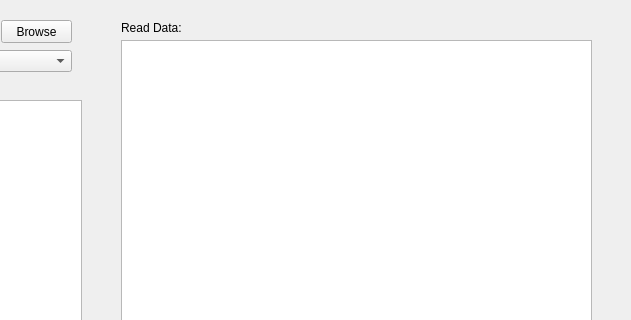
The window that src/BaseGUIs/GUI_PROGRAMMER.ui (Donn13Darko/uC_Interfacer) describes before a commit, drawn with Qt 5; both pictures show x 419 to 1050 and y 0 to 320 of the 1050 by 450 pixel window.
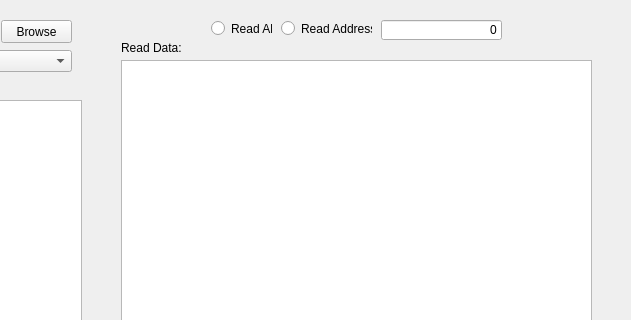
The same window after the commit.

Diff of the .ui file:
```diff
--- a/src/BaseGUIs/GUI_PROGRAMMER.ui
+++ b/src/BaseGUIs/GUI_PROGRAMMER.ui
@@ -66,9 +66,9 @@
    <property name="geometry">
     <rect>
      <x>540</x>
-     <y>40</y>
+     <y>60</y>
      <width>471</width>
-     <height>311</height>
+     <height>291</height>
     </rect>
    </property>
    <property name="readOnly">
@@ -105,7 +105,7 @@
    <property name="geometry">
     <rect>
      <x>540</x>
-     <y>20</y>
+     <y>40</y>
      <width>61</width>
      <height>16</height>
     </rect>
@@ -202,6 +202,54 @@
     </rect>
    </property>
   </widget>
+  <widget class="QRadioButton" name="ReadAll_Radio">
+   <property name="geometry">
+    <rect>
+     <x>630</x>
+     <y>20</y>
+     <width>61</width>
+     <height>17</height>
+    </rect>
+   </property>
+   <property name="text">
+    <string>Read All</string>
+   </property>
+   <attribute name="buttonGroup">
+    <string notr="true">readSelect</string>
+   </attribute>
+  </widget>
+  <widget class="QRadioButton" name="ReadAddr_Radio">
+   <property name="geometry">
+    <rect>
+     <x>700</x>
+     <y>20</y>
+     <width>91</width>
+     <height>17</height>
+    </rect>
+   </property>
+   <property name="text">
+    <string>Read Address</string>
+   </property>
+   <attribute name="buttonGroup">
+    <string notr="true">readSelect</string>
+   </attribute>
+  </widget>
+  <widget class="QLineEdit" name="ReadAddr_Edit">
+   <property name="geometry">
+    <rect>
+     <x>800</x>
+     <y>20</y>
+     <width>121</width>
+     <height>20</height>
+    </rect>
+   </property>
+   <property name="text">
+    <string>0</string>
+   </property>
+   <property name="alignment">
+    <set>Qt::AlignRight|Qt::AlignTrailing|Qt::AlignVCenter</set>
+   </property>
+  </widget>
  </widget>
  <resources/>
  <connections/>
```
Left out of the diff: 3 changed lines with no effect on the pictures.
